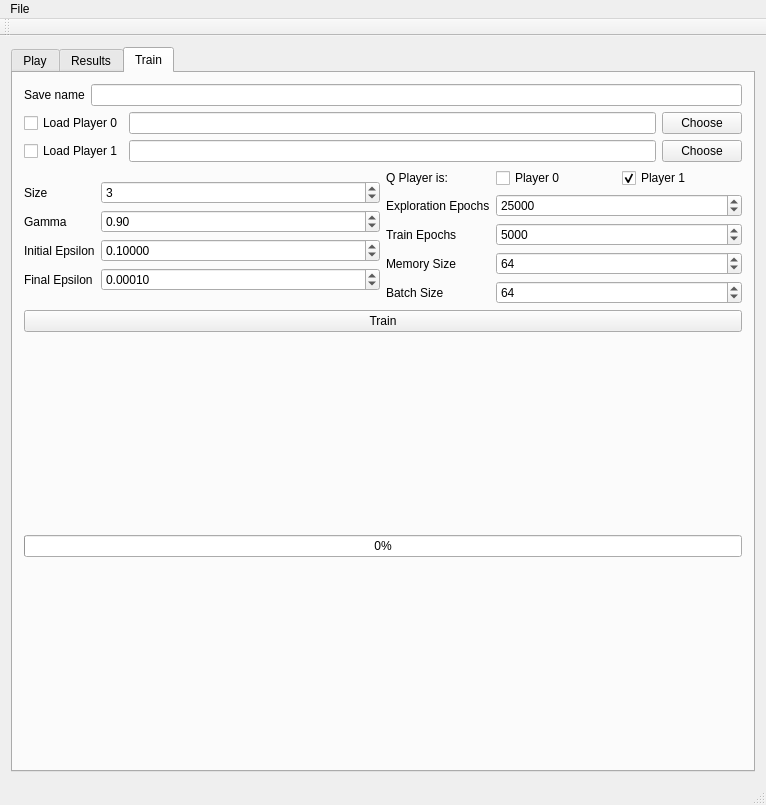
This is TIPE_Hex_QT/mainwindow.ui in Phyronnaz/TIPE_Hex as Qt 5 draws it before an edit. The edited form follows.
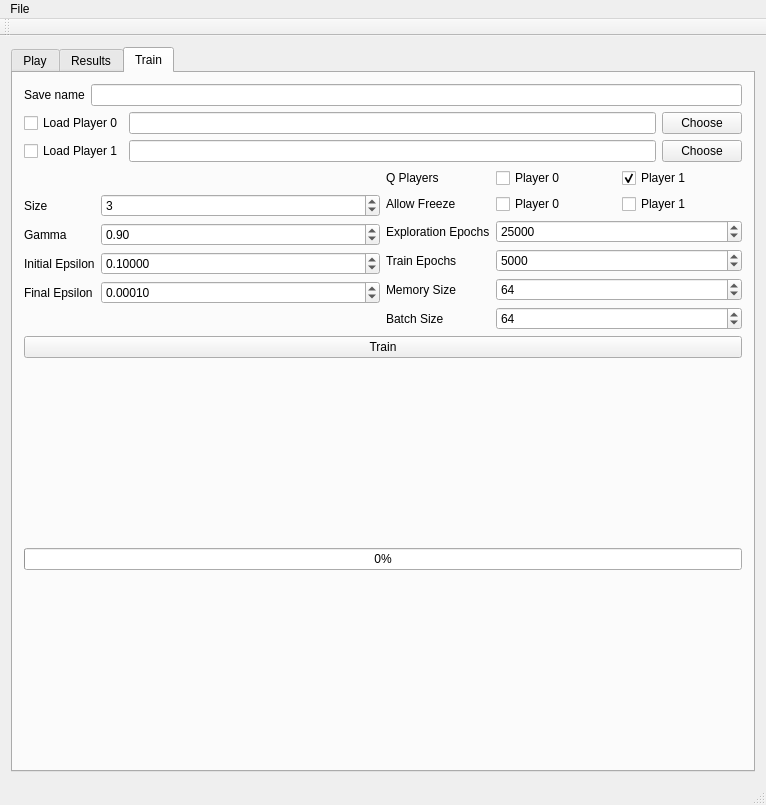
This is the edited form. The open tabs and pages were chosen to show the change.

```diff
--- a/TIPE_Hex_QT/mainwindow.ui
+++ b/TIPE_Hex_QT/mainwindow.ui
@@ -659,7 +659,7 @@
             <item row="0" column="0">
              <widget class="QLabel" name="label_2">
               <property name="text">
-               <string>Q Player is:</string>
+               <string>Q Players</string>
               </property>
              </widget>
             </item>
@@ -685,13 +685,38 @@
              </layout>
             </item>
             <item row="1" column="0">
+             <widget class="QLabel" name="label_9">
+              <property name="text">
+               <string>Allow Freeze</string>
+              </property>
+             </widget>
+            </item>
+            <item row="1" column="1">
+             <layout class="QHBoxLayout" name="horizontalLayout_4">
+              <item>
+               <widget class="QCheckBox" name="checkBoxLearner0">
+                <property name="text">
+                 <string>Player 0</string>
+                </property>
+               </widget>
+              </item>
+              <item>
+               <widget class="QCheckBox" name="checkBoxLearner1">
+                <property name="text">
+                 <string>Player 1</string>
+                </property>
+               </widget>
+              </item>
+             </layout>
+            </item>
+            <item row="2" column="0">
              <widget class="QLabel" name="label_6">
               <property name="text">
                <string>Exploration Epochs</string>
               </property>
              </widget>
             </item>
-            <item row="1" column="1">
+            <item row="2" column="1">
              <widget class="QSpinBox" name="spinBoxExplorationEpochs">
               <property name="maximum">
                <number>999999999</number>
@@ -704,14 +729,14 @@
               </property>
              </widget>
             </item>
-            <item row="2" column="0">
+            <item row="3" column="0">
              <widget class="QLabel" name="label_7">
               <property name="text">
                <string>Train Epochs</string>
               </property>
              </widget>
             </item>
-            <item row="2" column="1">
+            <item row="3" column="1">
              <widget class="QSpinBox" name="spinBoxTrainEpochs">
               <property name="maximum">
                <number>999999999</number>
@@ -724,14 +749,14 @@
               </property>
              </widget>
             </item>
-            <item row="3" column="0">
+            <item row="4" column="0">
              <widget class="QLabel" name="label_8">
               <property name="text">
                <string>Memory Size</string>
               </property>
              </widget>
             </item>
-            <item row="3" column="1">
+            <item row="4" column="1">
              <widget class="QSpinBox" name="spinBoxMemory">
               <property name="maximum">
                <number>999999999</number>
@@ -744,14 +769,14 @@
               </property>
              </widget>
             </item>
-            <item row="4" column="0">
+            <item row="5" column="0">
              <widget class="QLabel" name="label_3">
               <property name="text">
                <string>Batch Size</string>
               </property>
              </widget>
             </item>
-            <item row="4" column="1">
+            <item row="5" column="1">
              <widget class="QSpinBox" name="spinBoxBatchSize">
               <property name="minimum">
                <number>1</number>
```
Left out of the diff: 2 changed lines with no effect on the pictures.
